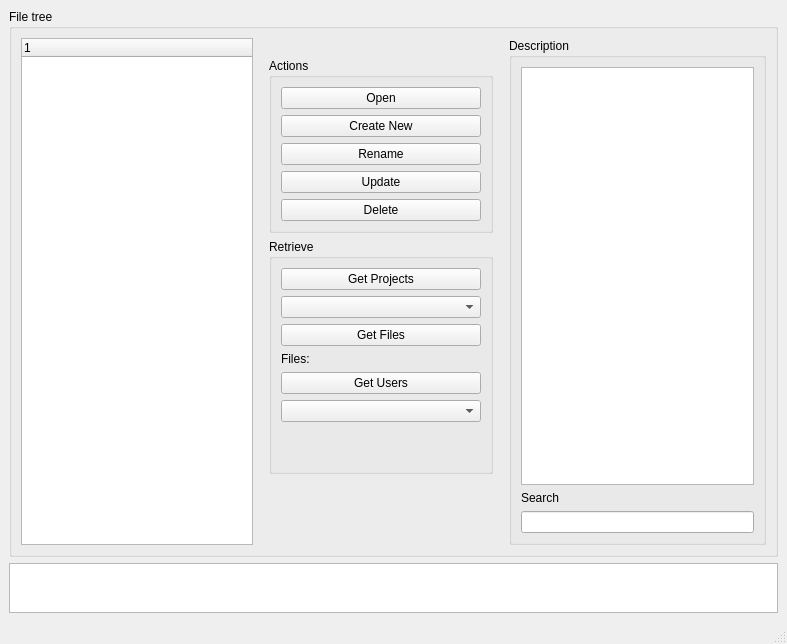
The window that views/ui/ProjectManager.ui (Saldenisov/pyconlyse) describes before a commit, drawn with Qt 5.
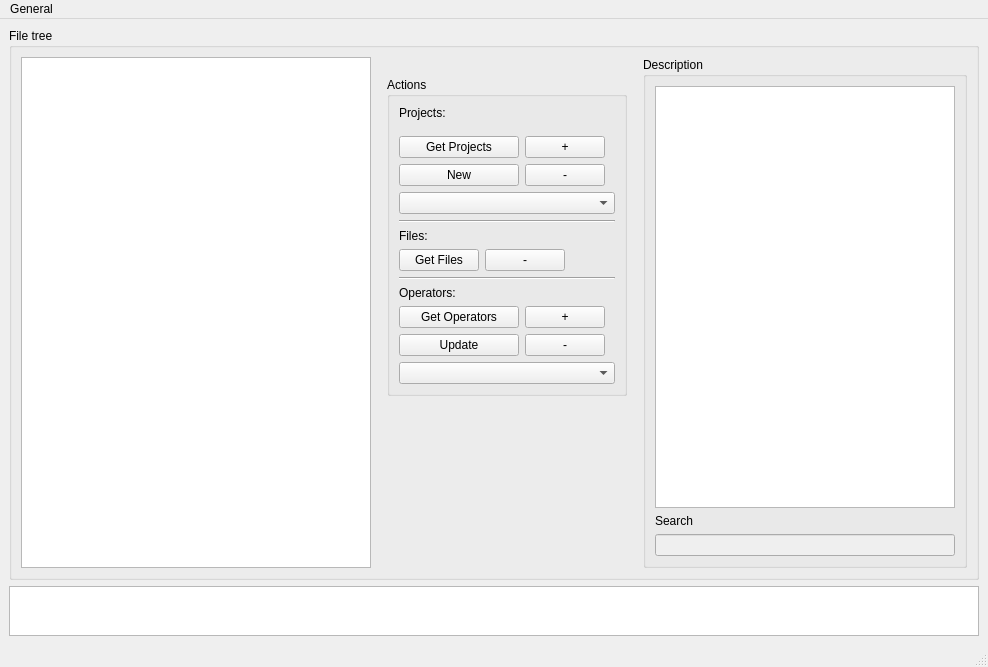
The same window after the commit.

Commit message: project_maganer test is updated. Structure of database Projects.db is updated. Projects are removed

```diff
--- a/views/ui/ProjectManager.ui
+++ b/views/ui/ProjectManager.ui
@@ -6,8 +6,8 @@
    <rect>
     <x>0</x>
     <y>0</y>
-    <width>787</width>
-    <height>644</height>
+    <width>984</width>
+    <height>667</height>
    </rect>
   </property>
   <property name="windowTitle">
@@ -25,11 +25,15 @@
         <layout class="QHBoxLayout" name="horizontalLayout">
          <item>
           <widget class="QTreeWidget" name="treeWidget">
-           <column>
-            <property name="text">
-             <string notr="true">1</string>
-            </property>
-           </column>
+           <property name="minimumSize">
+            <size>
+             <width>350</width>
+             <height>0</height>
+            </size>
+           </property>
+           <attribute name="headerVisible">
+            <bool>false</bool>
+           </attribute>
           </widget>
          </item>
          <item>
@@ -43,114 +47,335 @@
            <property name="rightMargin">
             <number>10</number>
            </property>
-           <item>
-            <widget class="QGroupBox" name="groupBox_actions">
-             <property name="title">
-              <string>Actions</string>
-             </property>
-             <layout class="QVBoxLayout" name="verticalLayout">
-              <item>
-               <widget class="QPushButton" name="pushButton_open">
-                <property name="text">
-                 <string>Open</string>
-                </property>
-               </widget>
-              </item>
-              <item>
-               <widget class="QPushButton" name="pushButton_create_project">
-                <property name="text">
-                 <string>Create New</string>
-                </property>
-               </widget>
-              </item>
-              <item>
-               <widget class="QPushButton" name="pushButton_rename">
-                <property name="text">
-                 <string>Rename</string>
-                </property>
-               </widget>
-              </item>
-              <item>
-               <widget class="QPushButton" name="pushButton">
-                <property name="text">
-                 <string>Update</string>
-                </property>
-               </widget>
-              </item>
-              <item>
-               <widget class="QPushButton" name="pushButton_delete">
-                <property name="text">
-                 <string>Delete</string>
-                </property>
-               </widget>
-              </item>
-             </layout>
-            </widget>
-           </item>
            <item>
             <widget class="QGroupBox" name="groupBox_retreive">
+             <property name="sizePolicy">
+              <sizepolicy hsizetype="Expanding" vsizetype="Preferred">
+               <horstretch>0</horstretch>
+               <verstretch>0</verstretch>
+              </sizepolicy>
+             </property>
+             <property name="maximumSize">
+              <size>
+               <width>300</width>
+               <height>16777215</height>
+              </size>
+             </property>
              <property name="title">
-              <string>Retrieve</string>
+              <string>Actions</string>
              </property>
              <layout class="QVBoxLayout" name="verticalLayout_3">
               <item>
-               <widget class="QPushButton" name="pushButton_get_projects">
-                <property name="text">
-                 <string>Get Projects</string>
+               <layout class="QVBoxLayout" name="verticalLayout_projects">
+                <property name="topMargin">
+                 <number>0</number>
                 </property>
-               </widget>
-              </item>
-              <item>
-               <widget class="QComboBox" name="comboBox_projects"/>
-              </item>
-              <item>
-               <widget class="QPushButton" name="pushButton_get_files">
-                <property name="text">
-                 <string>Get Files</string>
+                <property name="bottomMargin">
+                 <number>0</number>
                 </property>
-               </widget>
+                <item>
+                 <widget class="QLabel" name="label_projects">
+                  <property name="text">
+                   <string>Projects: </string>
+                  </property>
+                 </widget>
+                </item>
+                <item>
+                 <layout class="QHBoxLayout" name="horizontalLayout_projects">
+                  <property name="topMargin">
+                   <number>0</number>
+                  </property>
+                  <property name="bottomMargin">
+                   <number>0</number>
+                  </property>
+                  <item>
+                   <layout class="QGridLayout" name="gridLayout_projects">
+                    <property name="topMargin">
+                     <number>10</number>
+                    </property>
+                    <property name="rightMargin">
+                     <number>10</number>
+                    </property>
+                    <item row="2" column="1">
+                     <widget class="QPushButton" name="pushButton_remove_project">
+                      <property name="toolTip">
+                       <string>&lt;html&gt;&lt;head/&gt;&lt;body&gt;&lt;p&gt;&lt;span style=&quot; font-weight:600;&quot;&gt;Remove File from Selected Project&lt;/span&gt;&lt;/p&gt;&lt;/body&gt;&lt;/html&gt;</string>
+                      </property>
+                      <property name="text">
+                       <string>-</string>
+                      </property>
+                     </widget>
+                    </item>
+                    <item row="0" column="0">
+                     <widget class="QPushButton" name="pushButton_get_projects">
+                      <property name="minimumSize">
+                       <size>
+                        <width>120</width>
+                        <height>0</height>
+                       </size>
+                      </property>
+                      <property name="toolTip">
+                       <string>&lt;html&gt;&lt;head/&gt;&lt;body&gt;&lt;p&gt;&lt;span style=&quot; font-weight:600;&quot;&gt;Retreive Projects&lt;/span&gt;&lt;/p&gt;&lt;/body&gt;&lt;/html&gt;</string>
+                      </property>
+                      <property name="text">
+                       <string>Get Projects</string>
+                      </property>
+                     </widget>
+                    </item>
+                    <item row="2" column="0">
+                     <widget class="QPushButton" name="pushButton_new_project">
+                      <property name="sizePolicy">
+                       <sizepolicy hsizetype="Minimum" vsizetype="Fixed">
+                        <horstretch>0</horstretch>
+                        <verstretch>0</verstretch>
+                       </sizepolicy>
+                      </property>
+                      <property name="toolTip">
+                       <string>&lt;html&gt;&lt;head/&gt;&lt;body&gt;&lt;p&gt;&lt;span style=&quot; font-weight:600;&quot;&gt;Create New Project&lt;/span&gt;&lt;/p&gt;&lt;/body&gt;&lt;/html&gt;</string>
+                      </property>
+                      <property name="text">
+                       <string>New</string>
+                      </property>
+                     </widget>
+                    </item>
+                    <item row="0" column="1">
+                     <widget class="QPushButton" name="pushButton_add_file_to_project">
+                      <property name="toolTip">
+                       <string>&lt;html&gt;&lt;head/&gt;&lt;body&gt;&lt;p&gt;&lt;span style=&quot; font-weight:600;&quot;&gt;Add File to Selected Project&lt;/span&gt;&lt;/p&gt;&lt;/body&gt;&lt;/html&gt;</string>
+                      </property>
+                      <property name="text">
+                       <string>+</string>
+                      </property>
+                     </widget>
+                    </item>
+                   </layout>
+                  </item>
+                  <item>
+                   <spacer name="horizontalSpacer_projects">
+                    <property name="orientation">
+                     <enum>Qt::Horizontal</enum>
+                    </property>
+                    <property name="sizeHint" stdset="0">
+                     <size>
+                      <width>40</width>
+                      <height>20</height>
+                     </size>
+                    </property>
+                   </spacer>
+                  </item>
+                 </layout>
+                </item>
+                <item>
+                 <widget class="QComboBox" name="comboBox_projects">
+                  <property name="toolTip">
+                   <string>&lt;html&gt;&lt;head/&gt;&lt;body&gt;&lt;p&gt;&lt;span style=&quot; font-weight:600;&quot;&gt;Projects&lt;/span&gt;&lt;/p&gt;&lt;/body&gt;&lt;/html&gt;</string>
+                  </property>
+                 </widget>
+                </item>
+               </layout>
               </item>
               <item>
-               <widget class="QLabel" name="label_files_number">
-                <property name="text">
-                 <string>Files: </string>
+               <widget class="Line" name="line">
+                <property name="orientation">
+                 <enum>Qt::Horizontal</enum>
                 </property>
                </widget>
               </item>
               <item>
-               <widget class="QPushButton" name="pushButton_get_users">
-                <property name="text">
-                 <string>Get Users</string>
+               <layout class="QVBoxLayout" name="verticalLayout_files">
+                <property name="topMargin">
+                 <number>0</number>
                 </property>
-               </widget>
-              </item>
-              <item>
-               <widget class="QComboBox" name="comboBox_users">
-                <property name="minimumSize">
-                 <size>
-                  <width>200</width>
-                  <height>0</height>
-                 </size>
+                <property name="bottomMargin">
+                 <number>0</number>
                 </property>
                 <item>
-                 <property name="text">
-                  <string/>
-                 </property>
+                 <widget class="QLabel" name="label_files">
+                  <property name="text">
+                   <string>Files: </string>
+                  </property>
+                 </widget>
                 </item>
-               </widget>
+                <item>
+                 <layout class="QHBoxLayout" name="horizontalLayout_files">
+                  <property name="topMargin">
+                   <number>0</number>
+                  </property>
+                  <property name="bottomMargin">
+                   <number>0</number>
+                  </property>
+                  <item>
+                   <widget class="QPushButton" name="pushButton_get_files">
+                    <property name="toolTip">
+                     <string>&lt;html&gt;&lt;head/&gt;&lt;body&gt;&lt;p&gt;&lt;span style=&quot; font-weight:600;&quot;&gt;Retreive Files&lt;/span&gt;&lt;/p&gt;&lt;/body&gt;&lt;/html&gt;</string>
+                    </property>
+                    <property name="text">
+                     <string>Get Files</string>
+                    </property>
+                   </widget>
+                  </item>
+                  <item>
+                   <widget class="QPushButton" name="pushButton_remove_file">
+                    <property name="toolTip">
+                     <string>&lt;html&gt;&lt;head/&gt;&lt;body&gt;&lt;p&gt;&lt;span style=&quot; font-weight:600;&quot;&gt;Remove File/Files from DB&lt;/span&gt;&lt;/p&gt;&lt;/body&gt;&lt;/html&gt;</string>
+                    </property>
+                    <property name="text">
+                     <string>-</string>
+                    </property>
+                   </widget>
+                  </item>
+                  <item>
+                   <spacer name="horizontalSpacer">
+                    <property name="orientation">
+                     <enum>Qt::Horizontal</enum>
+                    </property>
+                    <property name="sizeHint" stdset="0">
+                     <size>
+                      <width>40</width>
+                      <height>20</height>
+                     </size>
+                    </property>
+                   </spacer>
+                  </item>
+                 </layout>
+                </item>
+               </layout>
               </item>
               <item>
-               <spacer name="verticalSpacer">
+               <widget class="Line" name="line_2">
                 <property name="orientation">
-                 <enum>Qt::Vertical</enum>
+                 <enum>Qt::Horizontal</enum>
                 </property>
-                <property name="sizeHint" stdset="0">
-                 <size>
-                  <width>20</width>
-                  <height>40</height>
-                 </size>
+               </widget>
+              </item>
+              <item>
+               <layout class="QVBoxLayout" name="verticalLayout_operators">
+                <property name="topMargin">
+                 <number>0</number>
                 </property>
-               </spacer>
+                <property name="bottomMargin">
+                 <number>0</number>
+                </property>
+                <item>
+                 <widget class="QLabel" name="label_operators">
+                  <property name="text">
+                   <string>Operators:</string>
+                  </property>
+                 </widget>
+                </item>
+                <item>
+                 <layout class="QHBoxLayout" name="horizontalLayout_operators">
+                  <property name="topMargin">
+                   <number>0</number>
+                  </property>
+                  <property name="rightMargin">
+                   <number>0</number>
+                  </property>
+                  <property name="bottomMargin">
+                   <number>0</number>
+                  </property>
+                  <item>
+                   <layout class="QGridLayout" name="gridLayout_operators">
+                    <property name="topMargin">
+                     <number>0</number>
+                    </property>
+                    <property name="rightMargin">
+                     <number>0</number>
+                    </property>
+                    <item row="0" column="0">
+                     <widget class="QPushButton" name="pushButton_get_operators">
+                      <property name="minimumSize">
+                       <size>
+                        <width>120</width>
+                        <height>0</height>
+                       </size>
+                      </property>
+                      <property name="toolTip">
+                       <string>&lt;html&gt;&lt;head/&gt;&lt;body&gt;&lt;p&gt;&lt;span style=&quot; font-weight:600;&quot;&gt;Retreive Operators&lt;/span&gt;&lt;/p&gt;&lt;/body&gt;&lt;/html&gt;</string>
+                      </property>
+                      <property name="text">
+                       <string>Get Operators</string>
+                      </property>
+                     </widget>
+                    </item>
+                    <item row="0" column="1">
+                     <widget class="QPushButton" name="pushButton_add_operator">
+                      <property name="sizePolicy">
+                       <sizepolicy hsizetype="Minimum" vsizetype="Fixed">
+                        <horstretch>0</horstretch>
+                        <verstretch>0</verstretch>
+                       </sizepolicy>
+                      </property>
+                      <property name="minimumSize">
+                       <size>
+                        <width>0</width>
+                        <height>0</height>
+                       </size>
+                      </property>
+                      <property name="toolTip">
+                       <string>&lt;html&gt;&lt;head/&gt;&lt;body&gt;&lt;p&gt;&lt;span style=&quot; font-weight:600;&quot;&gt;Create New Operator&lt;/span&gt;&lt;/p&gt;&lt;/body&gt;&lt;/html&gt;</string>
+                      </property>
+                      <property name="text">
+                       <string>+</string>
+                      </property>
+                     </widget>
+                    </item>
+                    <item row="1" column="1">
+                     <widget class="QPushButton" name="pushButton_remove_operator">
+                      <property name="toolTip">
+                       <string>&lt;html&gt;&lt;head/&gt;&lt;body&gt;&lt;p&gt;&lt;span style=&quot; font-weight:600;&quot;&gt;Remove Operator from DB&lt;/span&gt;&lt;/p&gt;&lt;/body&gt;&lt;/html&gt;</string>
+                      </property>
+                      <property name="text">
+                       <string>-</string>
+                      </property>
+                     </widget>
+                    </item>
+                    <item row="1" column="0">
+                     <widget class="QPushButton" name="pushButton_update_operator">
+                      <property name="toolTip">
+                       <string>&lt;html&gt;&lt;head/&gt;&lt;body&gt;&lt;p&gt;&lt;span style=&quot; font-weight:600;&quot;&gt;Update Operator info&lt;/span&gt;&lt;/p&gt;&lt;/body&gt;&lt;/html&gt;</string>
+                      </property>
+                      <property name="text">
+                       <string>Update</string>
+                      </property>
+                     </widget>
+                    </item>
+                   </layout>
+                  </item>
+                  <item>
+                   <spacer name="horizontalSpacer_operators">
+                    <property name="orientation">
+                     <enum>Qt::Horizontal</enum>
+                    </property>
+                    <property name="sizeHint" stdset="0">
+                     <size>
+                      <width>40</width>
+                      <height>20</height>
+                     </size>
+                    </property>
+                   </spacer>
+                  </item>
+                 </layout>
+                </item>
+                <item>
+                 <widget class="QComboBox" name="comboBox_operators">
+                  <property name="minimumSize">
+                   <size>
+                    <width>200</width>
+                    <height>0</height>
+                   </size>
+                  </property>
+                  <property name="toolTip">
+                   <string>&lt;html&gt;&lt;head/&gt;&lt;body&gt;&lt;p&gt;&lt;span style=&quot; font-weight:600;&quot;&gt;Operators&lt;/span&gt;&lt;/p&gt;&lt;/body&gt;&lt;/html&gt;</string>
+                  </property>
+                  <item>
+                   <property name="text">
+                    <string/>
+                   </property>
+                  </item>
+                 </widget>
+                </item>
+               </layout>
               </item>
              </layout>
             </widget>
@@ -177,7 +402,17 @@
            </property>
            <layout class="QVBoxLayout" name="verticalLayout_2">
             <item>
-             <widget class="QTableWidget" name="tableWidget_description"/>
+             <widget class="QTableWidget" name="tableWidget_description">
+              <property name="minimumSize">
+               <size>
+                <width>300</width>
+                <height>0</height>
+               </size>
+              </property>
+              <property name="toolTip">
+               <string>&lt;html&gt;&lt;head/&gt;&lt;body&gt;&lt;p&gt;Description of file/project&lt;/p&gt;&lt;/body&gt;&lt;/html&gt;</string>
+              </property>
+             </widget>
             </item>
             <item>
              <widget class="QLabel" name="label_search">
@@ -187,7 +422,14 @@
              </widget>
             </item>
             <item>
-             <widget class="QLineEdit" name="lineEdit_search"/>
+             <widget class="QLineEdit" name="lineEdit_search">
+              <property name="enabled">
+               <bool>false</bool>
+              </property>
+              <property name="toolTip">
+               <string>&lt;html&gt;&lt;head/&gt;&lt;body&gt;&lt;p&gt;&lt;span style=&quot; font-weight:600;&quot;&gt;SQL search query&lt;/span&gt;&lt;/p&gt;&lt;/body&gt;&lt;/html&gt;</string>
+              </property>
+             </widget>
             </item>
            </layout>
           </widget>
@@ -214,10 +456,19 @@
     <rect>
      <x>0</x>
      <y>0</y>
-     <width>787</width>
+     <width>984</width>
      <height>21</height>
     </rect>
    </property>
+   <widget class="QMenu" name="menuGeneral">
+    <property name="title">
+     <string>General</string>
+    </property>
+    <addaction name="actionNew_Project"/>
+    <addaction name="separator"/>
+    <addaction name="actionQuit"/>
+   </widget>
+   <addaction name="menuGeneral"/>
   </widget>
   <widget class="QStatusBar" name="statusbar"/>
  </widget>
```
Left out of the diff: 13 changed lines with no effect on the pictures. The commit also changes 13 other files.
